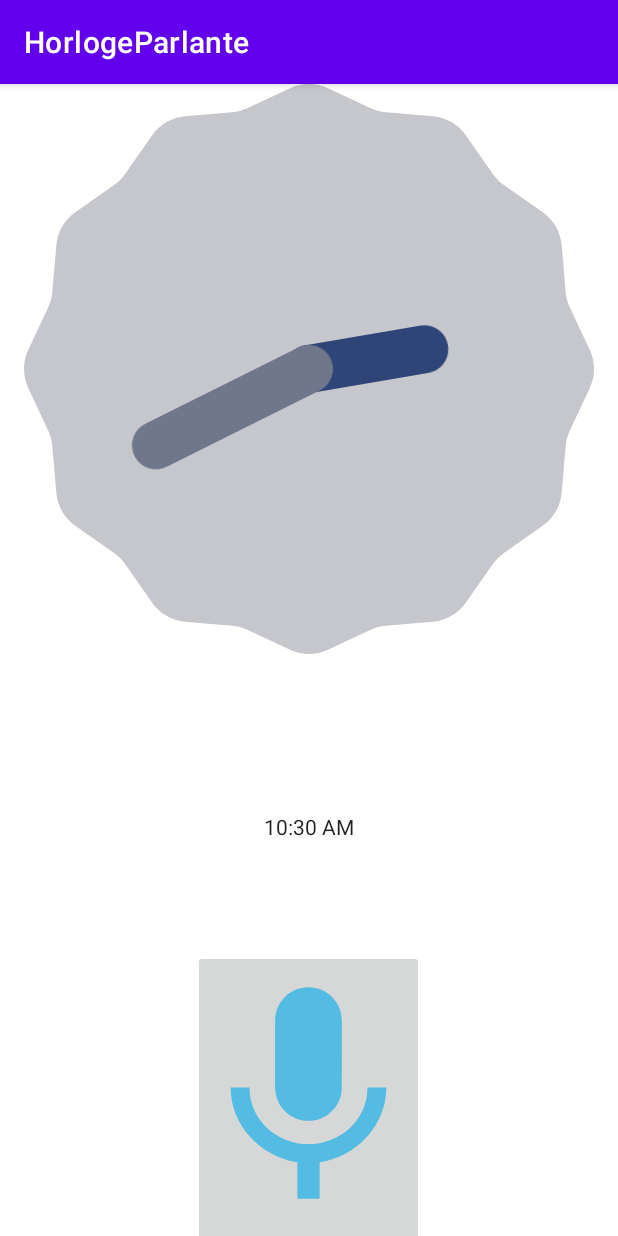
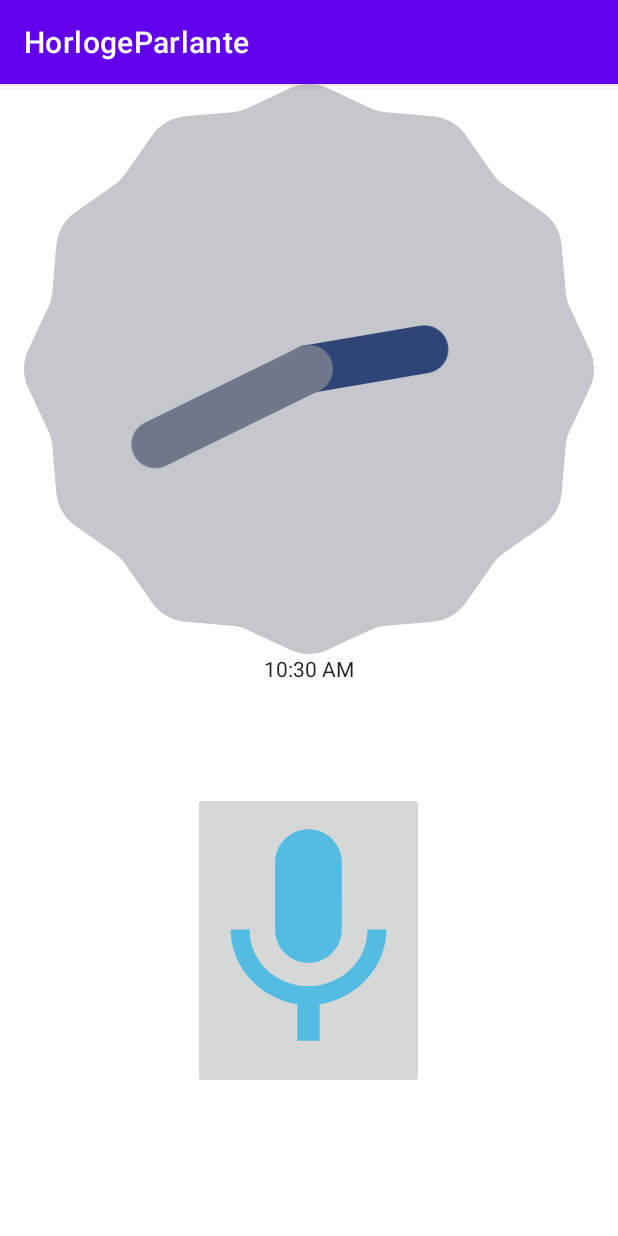
Before and after one commit to Aphideth/Speaking_clock, an Android app: the screen it shows after launch (MainActivity), on a phone screen of 412 x 824 dp. Run offline under Robolectric (Android 15) with nearby library versions, the phone set to English and light mode, and no system bars.

```diff
--- a/app/src/main/java/com/example/horlogeparlante/MainActivity.kt
+++ b/app/src/main/java/com/example/horlogeparlante/MainActivity.kt
@@ -41,7 +41,7 @@ class MainActivity : AppCompatActivity() {
 
         hourVocal = TextToSpeech(applicationContext, TextToSpeech.OnInitListener { status ->
                if (status != TextToSpeech.ERROR) {
-               hourVocal.language = Locale.CANADA_FRENCH
+               hourVocal.language = Locale.FRANCE
           }
         })
 
--- a/app/src/main/res/layout/activity_main.xml
+++ b/app/src/main/res/layout/activity_main.xml
@@ -17,12 +17,12 @@
             android:layout_width="match_parent"
             android:layout_height="wrap_content" />
 
-        <TextView
-            android:id="@+id/txtHour"
-            android:layout_width="match_parent"
-            android:layout_height="105dp"
-            android:textAlignment="center"
-            android:textSize="20sp" />
+<!--        <TextView-->
+<!--            android:id="@+id/txtHour"-->
+<!--            android:layout_width="match_parent"-->
+<!--            android:layout_height="105dp"-->
+<!--            android:textAlignment="center"-->
+<!--            android:textSize="20sp" />-->
 
         <TextClock
             android:id="@+id/txtHour2"
```
